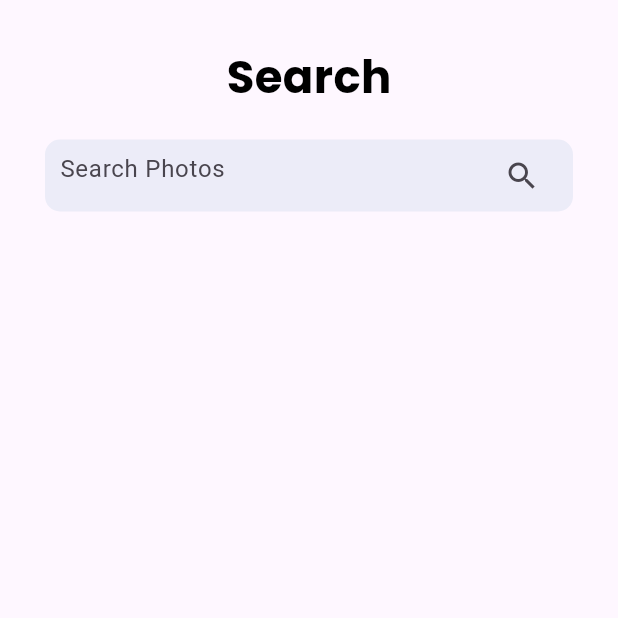
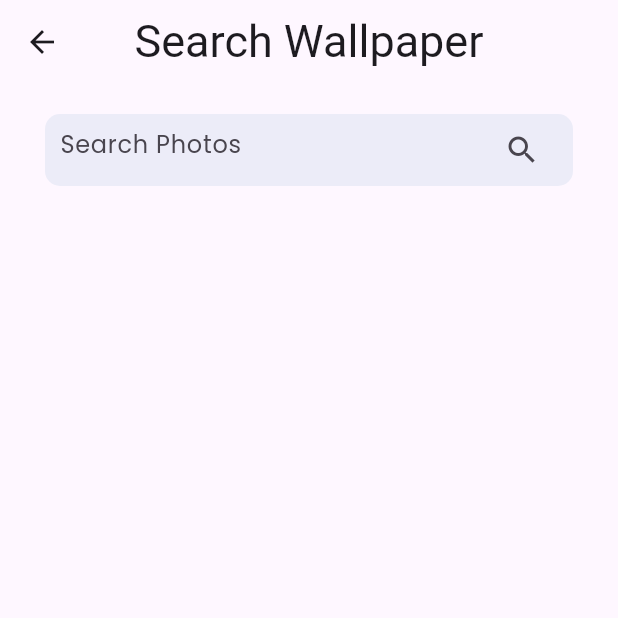
Before and after one commit to Amaanarabiyani/WallPaper-App, a Flutter app: the Search screen opened directly, on a phone screen of 412 x 824 dp, the top half of it. Run offline on Flutter 3.47's test engine with Material 3 defaults, Android fonts, the phone set to English and light mode, and no system bars; our stand-ins replace animated_text_kit, cached_network_image, carousel_slider, cloud_firestore, curved_navigation_bar, firebase_core and 5 more; accounts and stored records are empty; network calls fail; Roboto replaces fonts that are missing (Poet).

Commit message:
Some Changes

```diff
--- a/lib/admin/add_wallpaper.dart
+++ b/lib/admin/add_wallpaper.dart
@@ -40,9 +40,7 @@ class _AddWalpaperState extends State<AddWalpaper> {
         "category": value,
         "Id": addId,
       };
-      await DataBaseMethod()
-          .addWallpaper(addItem, addId, value!)
-          .then((value) {
+      await DataBaseMethod().addWallpaper(addItem, addId, value!).then((value) {
         Fluttertoast.showToast(
           msg: "Your Wallpaper Has Been Added Sucessfully",
           toastLength: Toast.LENGTH_LONG,
@@ -72,7 +70,7 @@ class _AddWalpaperState extends State<AddWalpaper> {
         leading: GestureDetector(
           onTap: () {
             Route route = MaterialPageRoute(builder: (context) => AdminPanel());
-            Navigator.push(context, route);
+            Navigator.pop(context);
           },
           child: Icon(
             Icons.arrow_back,
--- a/lib/pages/search.dart
+++ b/lib/pages/search.dart
@@ -38,24 +38,34 @@ class _SearchState extends State<Search> {
   @override
   Widget build(BuildContext context) {
     return Scaffold(
+      appBar: AppBar(
+        title: Text(
+          "Search Wallpaper",
+          style: TextStyle(
+            fontFamily: "Poet",
+            fontSize: 30,
+          ),
+        ),
+        centerTitle: true,
+      ),
       body: Container(
-        margin: EdgeInsets.only(top: 30, left: 10, right: 10),
+        margin: EdgeInsets.only(top: 20, left: 10, right: 10),
         child: Column(
           children: [
-            Center(
-              child: Text(
-                "Search",
-                style: TextStyle(
-                  fontFamily: "Poppins",
-                  fontSize: 30,
-                  color: Colors.black,
-                  fontWeight: FontWeight.bold,
-                ),
-              ),
-            ),
-            SizedBox(
-              height: 20,
-            ),
+            // Center(
+            //   child: Text(
+            //     "Search WallPaper",
+            //     style: TextStyle(
+            //       fontFamily: "",
+            //       fontSize: 30,
+            //       color: Colors.black,
+            //       fontWeight: FontWeight.bold,
+            //     ),
+            //   ),
+            // ),
+            // SizedBox(
+            //   height: 20,
+            // ),
             Container(
               padding: EdgeInsets.symmetric(horizontal: 10),
               margin: EdgeInsets.symmetric(horizontal: 20),
@@ -65,9 +75,15 @@ class _SearchState extends State<Search> {
                 borderRadius: BorderRadius.circular(10),
               ),
               child: TextFormField(
+                style: TextStyle(
+                  fontFamily: "Poet",
+                ),
                 controller: searchcontroller,
                 decoration: InputDecoration(
                   hintText: "Search Photos",
+                  hintStyle: TextStyle(
+                    fontFamily: "poppins",
+                  ),
                   border: InputBorder.none,
                   suffixIcon: GestureDetector(
                     onTap: () {
@@ -91,7 +107,7 @@ class _SearchState extends State<Search> {
               ),
             ),
             SizedBox(
-              height: 20,
+              height: 10,
             ),
             Expanded(
               child: wallpaper(photos, context),
```
Also changed, not shown: lib/admin/admin.dart (+13 -4 lines), lib/main.dart (+5 -3 lines), lib/pages/all_wallpapr.dart (+7 -4 lines), lib/pages/catogories.dart (+22 -12 lines), lib/pages/homepage.dart (+92 -19 lines), pubspec.yaml (+6 -5 lines), fonts/PoetsenOne-Regular.ttf (added), pubspec.lock.
